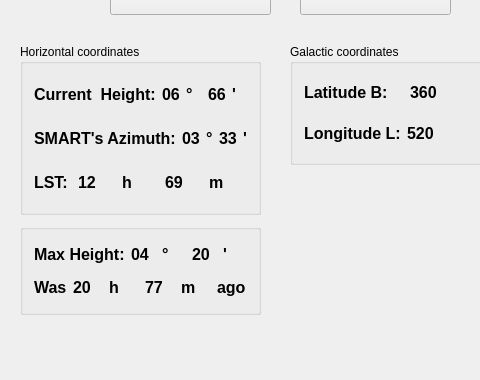
Qt form GUI/mainwindow.ui (IamNotProgrammer/Star-height) before a commit; both pictures show x 0 to 480 and y 253 to 633 of the 592 by 633 pixel window.
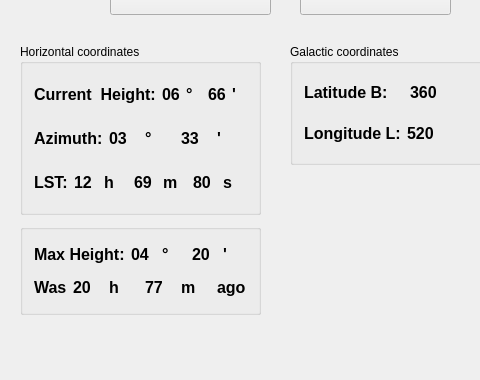
The same form after that commit.

The edit to the form file:
```diff
--- a/GUI/mainwindow.ui
+++ b/GUI/mainwindow.ui
@@ -635,7 +635,7 @@
           </font>
          </property>
          <property name="text">
-          <string>SMART's Azimuth:</string>
+          <string>Azimuth:</string>
          </property>
         </widget>
        </item>
@@ -769,6 +769,34 @@
          </property>
         </widget>
        </item>
+       <item>
+        <widget class="QLabel" name="label_35">
+         <property name="font">
+          <font>
+           <pointsize>12</pointsize>
+           <weight>75</weight>
+           <bold>true</bold>
+          </font>
+         </property>
+         <property name="text">
+          <string>80</string>
+         </property>
+        </widget>
+       </item>
+       <item>
+        <widget class="QLabel" name="label_37">
+         <property name="font">
+          <font>
+           <pointsize>12</pointsize>
+           <weight>75</weight>
+           <bold>true</bold>
+          </font>
+         </property>
+         <property name="text">
+          <string>s</string>
+         </property>
+        </widget>
+       </item>
       </layout>
      </item>
     </layout>
```
